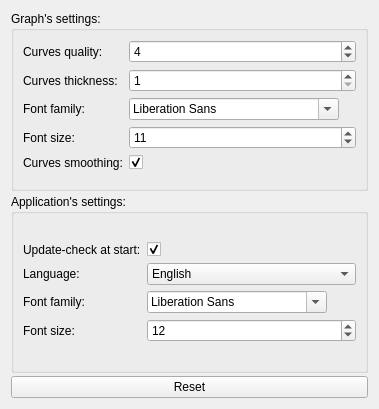
AdelKS/ZeGrapher, file Windows/settings.ui: the form before one commit.
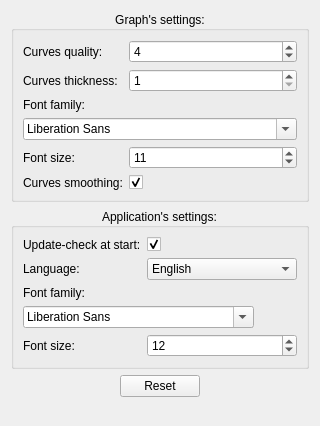
The form after the commit. Icons and pictures are not drawn.

```diff
--- a/Windows/settings.ui
+++ b/Windows/settings.ui
@@ -6,12 +6,12 @@
    <rect>
     <x>0</x>
     <y>0</y>
-    <width>379</width>
-    <height>409</height>
+    <width>320</width>
+    <height>426</height>
    </rect>
   </property>
   <property name="sizePolicy">
-   <sizepolicy hsizetype="Minimum" vsizetype="Preferred">
+   <sizepolicy hsizetype="Maximum" vsizetype="Preferred">
     <horstretch>0</horstretch>
     <verstretch>0</verstretch>
    </sizepolicy>
@@ -36,13 +36,10 @@
     <normaloff>:/icons/settings.png</normaloff>:/icons/settings.png</iconset>
   </property>
   <layout class="QVBoxLayout" name="verticalLayout">
-   <property name="spacing">
-    <number>3</number>
-   </property>
    <item>
     <widget class="QGroupBox" name="groupBox">
      <property name="sizePolicy">
-      <sizepolicy hsizetype="Minimum" vsizetype="Preferred">
+      <sizepolicy hsizetype="Preferred" vsizetype="Preferred">
        <horstretch>0</horstretch>
        <verstretch>0</verstretch>
       </sizepolicy>
@@ -50,7 +47,16 @@
      <property name="title">
       <string>Graph's settings:</string>
      </property>
+     <property name="alignment">
+      <set>Qt::AlignCenter</set>
+     </property>
      <layout class="QFormLayout" name="formLayout">
+      <property name="rowWrapPolicy">
+       <enum>QFormLayout::WrapLongRows</enum>
+      </property>
+      <property name="formAlignment">
+       <set>Qt::AlignHCenter|Qt::AlignTop</set>
+      </property>
       <item row="0" column="0">
        <widget class="QLabel" name="label_4">
         <property name="sizePolicy">
@@ -75,6 +81,12 @@
       </item>
       <item row="0" column="1">
        <widget class="QSpinBox" name="distanceWidget">
+        <property name="sizePolicy">
+         <sizepolicy hsizetype="Preferred" vsizetype="Fixed">
+          <horstretch>0</horstretch>
+          <verstretch>0</verstretch>
+         </sizepolicy>
+        </property>
         <property name="maximumSize">
          <size>
           <width>16777215</width>
@@ -107,6 +119,12 @@
       </item>
       <item row="1" column="1">
        <widget class="QSpinBox" name="thicknessWidget">
+        <property name="sizePolicy">
+         <sizepolicy hsizetype="Preferred" vsizetype="Fixed">
+          <horstretch>0</horstretch>
+          <verstretch>0</verstretch>
+         </sizepolicy>
+        </property>
         <property name="maximumSize">
          <size>
           <width>16777215</width>
@@ -131,7 +149,7 @@
       <item row="2" column="1">
        <widget class="QFontComboBox" name="graphFont">
         <property name="sizePolicy">
-         <sizepolicy hsizetype="Minimum" vsizetype="Preferred">
+         <sizepolicy hsizetype="Preferred" vsizetype="Preferred">
           <horstretch>0</horstretch>
           <verstretch>0</verstretch>
          </sizepolicy>
@@ -144,7 +162,7 @@
         </property>
         <property name="maximumSize">
          <size>
-          <width>210</width>
+          <width>16777215</width>
           <height>16777215</height>
          </size>
         </property>
@@ -165,6 +183,12 @@
       </item>
       <item row="3" column="1">
        <widget class="QSpinBox" name="graphFontSize">
+        <property name="sizePolicy">
+         <sizepolicy hsizetype="Preferred" vsizetype="Fixed">
+          <horstretch>0</horstretch>
+          <verstretch>0</verstretch>
+         </sizepolicy>
+        </property>
         <property name="maximumSize">
          <size>
           <width>16777215</width>
@@ -194,6 +218,12 @@
       </item>
       <item row="4" column="1">
        <widget class="QCheckBox" name="smoothing">
+        <property name="sizePolicy">
+         <sizepolicy hsizetype="Preferred" vsizetype="Fixed">
+          <horstretch>0</horstretch>
+          <verstretch>0</verstretch>
+         </sizepolicy>
+        </property>
         <property name="maximumSize">
          <size>
           <width>25</width>
@@ -217,7 +247,7 @@
    <item>
     <widget class="QGroupBox" name="groupBox_2">
      <property name="sizePolicy">
-      <sizepolicy hsizetype="Minimum" vsizetype="Preferred">
+      <sizepolicy hsizetype="Preferred" vsizetype="Preferred">
        <horstretch>0</horstretch>
        <verstretch>0</verstretch>
       </sizepolicy>
@@ -225,9 +255,12 @@
      <property name="title">
       <string>Application's settings:</string>
      </property>
+     <property name="alignment">
+      <set>Qt::AlignCenter</set>
+     </property>
      <layout class="QFormLayout" name="formLayout_2">
       <property name="rowWrapPolicy">
-       <enum>QFormLayout::DontWrapRows</enum>
+       <enum>QFormLayout::WrapLongRows</enum>
       </property>
       <property name="labelAlignment">
        <set>Qt::AlignLeading|Qt::AlignLeft|Qt::AlignVCenter</set>
@@ -244,6 +277,12 @@
       </item>
       <item row="0" column="1">
        <widget class="QCheckBox" name="updateCheckAtStart">
+        <property name="sizePolicy">
+         <sizepolicy hsizetype="Preferred" vsizetype="Fixed">
+          <horstretch>0</horstretch>
+          <verstretch>0</verstretch>
+         </sizepolicy>
+        </property>
         <property name="maximumSize">
          <size>
           <width>25</width>
@@ -268,7 +307,7 @@
       <item row="1" column="1">
        <widget class="QComboBox" name="languageComboBox">
         <property name="sizePolicy">
-         <sizepolicy hsizetype="Minimum" vsizetype="Fixed">
+         <sizepolicy hsizetype="Preferred" vsizetype="Fixed">
           <horstretch>0</horstretch>
           <verstretch>0</verstretch>
          </sizepolicy>
@@ -276,7 +315,7 @@
         <property name="maximumSize">
          <size>
           <width>16777215</width>
-          <height>25</height>
+          <height>16777215</height>
          </size>
         </property>
         <item>
@@ -307,6 +346,12 @@
       </item>
       <item row="3" column="1">
        <widget class="QSpinBox" name="appFontSize">
+        <property name="sizePolicy">
+         <sizepolicy hsizetype="Preferred" vsizetype="Fixed">
+          <horstretch>0</horstretch>
+          <verstretch>0</verstretch>
+         </sizepolicy>
+        </property>
         <property name="maximumSize">
          <size>
           <width>16777215</width>
@@ -327,14 +372,14 @@
       <item row="2" column="1">
        <widget class="QFontComboBox" name="appFontFamily">
         <property name="sizePolicy">
-         <sizepolicy hsizetype="Minimum" vsizetype="Preferred">
+         <sizepolicy hsizetype="Maximum" vsizetype="Preferred">
           <horstretch>0</horstretch>
           <verstretch>0</verstretch>
          </sizepolicy>
         </property>
         <property name="maximumSize">
          <size>
-          <width>180</width>
+          <width>16777215</width>
           <height>16777215</height>
          </size>
         </property>
@@ -347,9 +392,75 @@
     </widget>
    </item>
    <item>
-    <widget class="QPushButton" name="reset">
-     <property name="text">
-      <string>Reset</string>
+    <widget class="QWidget" name="widget" native="true">
+     <property name="sizePolicy">
+      <sizepolicy hsizetype="Preferred" vsizetype="Fixed">
+       <horstretch>0</horstretch>
+       <verstretch>0</verstretch>
+      </sizepolicy>
+     </property>
+     <layout class="QHBoxLayout" name="horizontalLayout">
+      <property name="leftMargin">
+       <number>0</number>
+      </property>
+      <property name="topMargin">
+       <number>0</number>
+      </property>
+      <property name="rightMargin">
+       <number>0</number>
+      </property>
+      <property name="bottomMargin">
+       <number>0</number>
+      </property>
+      <item>
+       <spacer name="horizontalSpacer">
+        <property name="orientation">
+         <enum>Qt::Horizontal</enum>
+        </property>
+        <property name="sizeHint" stdset="0">
+         <size>
+          <width>40</width>
+          <height>20</height>
+         </size>
+        </property>
+       </spacer>
+      </item>
+      <item>
+       <widget class="QPushButton" name="reset">
+        <property name="sizePolicy">
+         <sizepolicy hsizetype="Preferred" vsizetype="Fixed">
+          <horstretch>0</horstretch>
+          <verstretch>0</verstretch>
+         </sizepolicy>
+        </property>
+        <property name="text">
+         <string>Reset</string>
+        </property>
+       </widget>
+      </item>
+      <item>
+       <spacer name="horizontalSpacer_2">
+        <property name="orientation">
+         <enum>Qt::Horizontal</enum>
+        </property>
+        <property name="sizeHint" stdset="0">
+         <size>
+          <width>40</width>
+          <height>20</height>
+         </size>
+        </property>
+       </spacer>
+      </item>
+     </layout>
+    </widget>
+   </item>
+   <item>
+    <widget class="QWidget" name="widget_2" native="true">
+     <property name="sizePolicy">
+      <sizepolicy hsizetype="Preferred" vsizetype="Preferred">
+       <horstretch>0</horstretch>
+       <verstretch>1</verstretch>
+      </sizepolicy>
      </property>
     </widget>
    </item>
```
